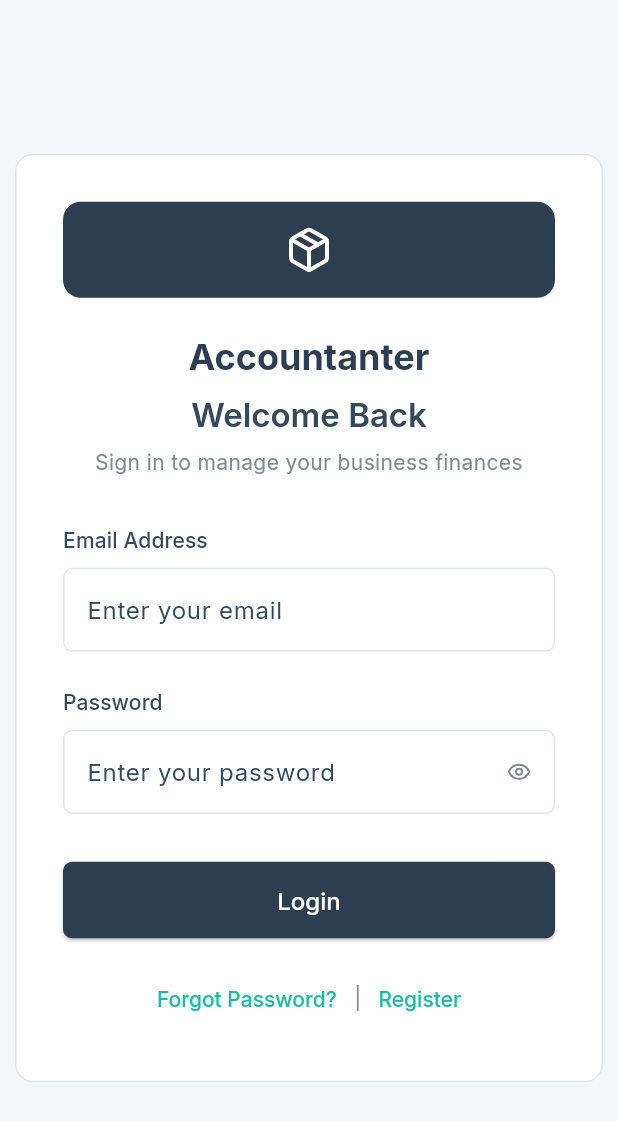
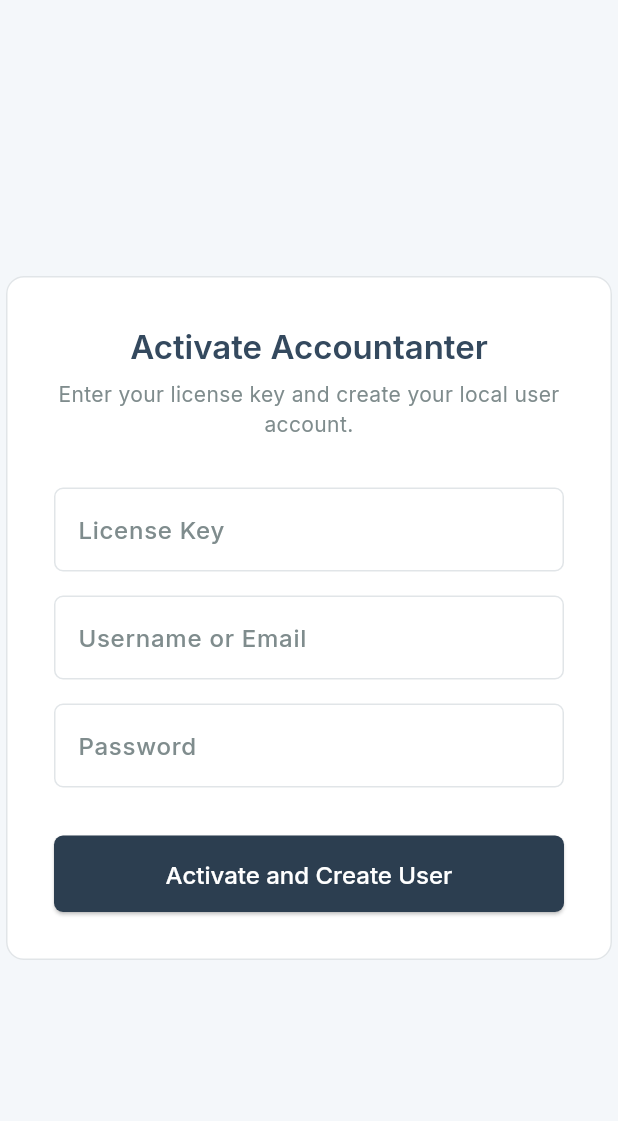
Before and after one commit to OmarAglan/accountanter, a Flutter app: the screen it shows after launch, on a phone screen of 412 x 824 dp. Shown: the top 1121 px of the screen. Run offline on Flutter 3.47's test engine with Material 3 defaults, Android fonts, the phone set to English and light mode, and no system bars; our stand-ins replace drift, flutter_secure_storage, google_fonts, lucide_flutter; accounts and stored records are empty; generated files the repository leaves out were written again.

Commit message:
feat: Implement license management and user activation flow
- Added a new Licenses table to store license keys and activation dates.
- Updated Users table to replace email with a username field for local user accounts.
- Created ActivationScreen for users to enter their license key and create a local account.
- Developed AuthService to handle license validation, user creation, and secure storage of user sessions.
- Modified LoginScreen to support username-based login and remember me functionality.
- Enhanced main app logic to manage application activation and user authentication states.
- Integrated flutter_secure_storage for secure handling of sensitive data.
- Updated platform-specific plugin registrations for secure storage.

```diff
--- a/lib/data/database.dart
+++ b/lib/data/database.dart
@@ -1,41 +1,55 @@
 import 'dart:io';
-
 import 'package:drift/drift.dart';
 import 'package:drift/native.dart';
 import 'package:path_provider/path_provider.dart';
 import 'package:path/path.dart' as p;
 
-// Import the table definition
 import 'tables/users.dart';
+import 'tables/licenses.dart'; // Import the new table
 
-// This is a "part" file that will be generated by the build_runner.
-// It connects this class to the generated code.
 part 'database.g.dart';
 
-// Annotate the class as a DriftDatabase.
-@DriftDatabase(tables: [Users])
+@DriftDatabase(tables: [Users, Licenses]) // Add Licenses to the annotation
 class AppDatabase extends _$AppDatabase {
-  // The constructor. The generated class will have a constructor that takes
-  // a query executor.
   AppDatabase() : super(_openConnection());
 
   @override
-  int get schemaVersion => 1; // Increment this when you change the schema.
+  int get schemaVersion => 2; // *** INCREMENT THE SCHEMA VERSION ***
 
-  // --- User-related database methods ---
+  // --- License-related methods ---
 
-  /// Gets a single user by their email.
-  Future<User?> getUserByEmail(String email) {
-    return (select(users)..where((u) => u.email.equals(email))).getSingleOrNull();
+  /// Checks if the application has a valid license.
+  Future<License?> getLicense() {
+    return (select(licenses)..where((l) => l.id.equals(1))).getSingleOrNull();
   }
 
-  /// Inserts a new user into the database.
-  Future<int> insertUser(UsersCompanion user) {
+  /// Saves the license key.
+  Future<void> saveLicense(LicensesCompanion license) {
+    return into(licenses).insert(license, mode: InsertMode.replace);
+  }
+
+  // --- User-related methods ---
+
+  /// Gets the local user. Since it's a single-user app, we expect only one.
+  Future<User?> getLocalUser() {
+    return (select(users)).getSingleOrNull();
+  }
+
+  /// Creates the local user account.
+  Future<void> createLocalUser(UsersCompanion user) {
     return into(users).insert(user);
+  }
+
+  /// Deletes all data to reset the application to a fresh state.
+  Future<void> factoryReset() async {
+    await transaction(() async {
+      for (final table in allTables) {
+        await delete(table).go();
+      }
+    });
   }
 }
 
-// This function defines where the database file will be stored on the device.
 LazyDatabase _openConnection() {
   return LazyDatabase(() async {
     final dbFolder = await getApplicationDocumentsDirectory();
--- a/lib/data/tables/users.dart
+++ b/lib/data/tables/users.dart
@@ -1,16 +1,13 @@
 import 'package:drift/drift.dart';
 
-// Defines the 'users' table in the database.
 class Users extends Table {
-  // Primary key, auto-incrementing integer
   IntColumn get id => integer().autoIncrement()();
 
-  // User's email, must be unique
-  TextColumn get email => text().unique()();
+  // This can be a username or email for the local user. Doesn't need to be globally unique.
+  TextColumn get username => text()();
 
-  // We store a HASH of the password, never the password itself.
+  // HASH of the local user's password.
   TextColumn get passwordHash => text()();
 
-  // Timestamp for when the user was created
   DateTimeColumn get createdAt => dateTime().withDefault(currentDateAndTime)();
 }
--- /dev/null
+++ b/lib/features/auth/activation_screen.dart
@@ -0,0 +1,101 @@
+import 'package:flutter/material.dart';
+// NOTE: We will create this auth_service.dart file next
+import 'auth_service.dart';
+
+class ActivationScreen extends StatefulWidget {
+  final VoidCallback onActivated;
+  const ActivationScreen({super.key, required this.onActivated});
+
+  @override
+  State<ActivationScreen> createState() => _ActivationScreenState();
+}
+
+class _ActivationScreenState extends State<ActivationScreen> {
+  final _formKey = GlobalKey<FormState>();
+  final _licenseController = TextEditingController();
+  final _usernameController = TextEditingController();
+  final _passwordController = TextEditingController();
+
+  final _authService = AuthService();
+  bool _isLoading = false;
+
+  void _handleActivation() async {
+    if (_formKey.currentState?.validate() ?? false) {
+      setState(() => _isLoading = true);
+
+      final isKeyValid = await _authService.validateAndSaveLicense(
+        _licenseController.text
+      );
+
+      if (isKeyValid) {
+        await _authService.createLocalUser(
+          _usernameController.text,
+          _passwordController.text,
+        );
+        widget.onActivated();
+      } else {
+        if(mounted) {
+           ScaffoldMessenger.of(context).showSnackBar(
+            const SnackBar(content: Text('Invalid License Key.')),
+          );
+        }
+      }
+
+      setState(() => _isLoading = false);
+    }
+  }
+
+  @override
+  Widget build(BuildContext context) {
+    return Scaffold(
+      body: Center(
+        child: ConstrainedBox(
+          constraints: const BoxConstraints(maxWidth: 450),
+          child: Card(
+            child: Padding(
+              padding: const EdgeInsets.all(32.0),
+              child: Form(
+                key: _formKey,
+                child: Column(
+                  mainAxisSize: MainAxisSize.min,
+                  crossAxisAlignment: CrossAxisAlignment.stretch,
+                  children: [
+                    Text('Activate Accountanter', style: Theme.of(context).textTheme.headlineSmall, textAlign: TextAlign.center),
+                    const SizedBox(height: 8),
+                    Text('Enter your license key and create your local user account.', style: Theme.of(context).textTheme.bodyMedium, textAlign: TextAlign.center),
+                    const SizedBox(height: 32),
+                    TextFormField(
+                      controller: _licenseController,
+                      decoration: const InputDecoration(labelText: 'License Key'),
+                      validator: (v) => v!.isEmpty ? 'License key is required' : null,
+                    ),
+                    const SizedBox(height: 16),
+                    TextFormField(
+                      controller: _usernameController,
+                      decoration: const InputDecoration(labelText: 'Username or Email'),
+                      validator: (v) => v!.isEmpty ? 'Username is required' : null,
+                    ),
+                    const SizedBox(height: 16),
+                    TextFormField(
+                      controller: _passwordController,
+                      obscureText: true,
+                      decoration: const InputDecoration(labelText: 'Password'),
+                      validator: (v) => v!.length < 6 ? 'Password must be at least 6 characters' : null,
+                    ),
+                    const SizedBox(height: 32),
+                    ElevatedButton(
+                      onPressed: _isLoading ? null : _handleActivation,
+                      child: _isLoading
+                          ? const SizedBox(height: 20, width: 20, child: CircularProgressIndicator(strokeWidth: 2))
+                          : const Text('Activate and Create User'),
+                    ),
+                  ],
+                ),
+              ),
+            ),
+          ),
+        ),
+      ),
+    );
+  }
+}
--- a/lib/features/auth/auth_service.dart
+++ b/lib/features/auth/auth_service.dart
@@ -4,14 +4,13 @@
 import 'package:drift/drift.dart';
 
 import '../../data/database.dart';
-
-// Enum to represent the result of an authentication attempt
-enum AuthResult { success, userNotFound, wrongPassword, userExists, failure }
+import '../../services/secure_storage_service.dart';
 
 class AuthService extends ChangeNotifier {
-  final AppDatabase _database;
+  final AppDatabase database;
+  final _secureStorage = SecureStorageService();
 
-  AuthService(this._database);
+  AuthService() : database = AppDatabase();
 
   // --- Private Helper Methods ---
   String _hashPassword(String password) {
@@ -20,66 +19,64 @@
     return digest.toString();
   }
 
+  // In a real app, this would check against a server or use public/private key crypto.
+  // For this local app, we'll just check if the key is a specific value.
+  bool _isLicenseKeySyntaxValid(String key) {
+    // Example: A valid key is "TEST-LICENSE-KEY"
+    return key == "TEST-LICENSE-KEY";
+  }
+
   // --- Public API ---
 
-  /// Attempts to log in a user with the given email and password.
-  Future<AuthResult> login(String email, String password) async {
-    try {
-      final user = await _database.getUserByEmail(email);
-      if (user == null) {
-        return AuthResult.userNotFound;
-      }
-      if (user.passwordHash != _hashPassword(password)) {
-        return AuthResult.wrongPassword;
-      }
-      // In a real app, you would store the user session here.
-      return AuthResult.success;
-    } catch (e) {
-      debugPrint('Login Error: $e');
-      return AuthResult.failure;
-    }
+  Future<bool> isAppActivated() async {
+    final license = await database.getLicense();
+    return license != null;
   }
 
-  /// Registers a new user.
-  Future<AuthResult> register(String email, String password) async {
-    try {
-      final existingUser = await _database.getUserByEmail(email);
-      if (existingUser != null) {
-        return AuthResult.userExists;
-      }
+  Future<bool> validateAndSaveLicense(String licenseKey) async {
+    if (!_isLicenseKeySyntaxValid(licenseKey)) {
+      return false;
+    }
 
-      final newUser = UsersCompanion(
-        email: Value(email),
-        passwordHash: Value(_hashPassword(password)),
-      );
-
-      await _database.insertUser(newUser);
-      return AuthResult.success;
-    } catch (e) {
-      debugPrint('Registration Error: $e');
-      return AuthResult.failure;
-    }
+    final newLicense = LicensesCompanion(
+      licenseKeyEncrypted: Value(licenseKey), // In a real app, encrypt this!
+      activationDate: Value(DateTime.now()),
+    );
+    await database.saveLicense(newLicense);
+    return true;
   }
 
-  /// Updates the password for a given user.
-  /// This simulates the "forgot password" flow.
-  Future<AuthResult> resetPassword(String email, String newPassword) async {
-     try {
-      final user = await _database.getUserByEmail(email);
-      if (user == null) {
-        return AuthResult.userNotFound;
+  Future<void> createLocalUser(String username, String password) async {
+    final newUser = UsersCompanion(
+      username: Value(username),
+      passwordHash: Value(_hashPassword(password)),
+    );
+    await database.createLocalUser(newUser);
+  }
+
+  Future<bool> login(String username, String password, bool rememberMe) async {
+    final user = await database.getLocalUser();
+    if (user == null) return false;
+
+    if (user.username == username && user.passwordHash == _hashPassword(password)) {
+      if (rememberMe) {
+        await _secureStorage.saveRememberMeToken(username);
       }
+      return true;
+    }
+    return false;
+  }
 
-      final newHashedPassword = _hashPassword(newPassword);
+  Future<String?> getLoggedInUser() async {
+    return _secureStorage.getRememberMeToken();
+  }
 
-      // Drift's update method
-      final updated = user.copyWith(passwordHash: newHashedPassword);
-      await (_database.update(_database.users)..replace(updated));
+  Future<void> logout() async {
+    await _secureStorage.deleteRememberMeToken();
+  }
 
-      return AuthResult.success;
-    } catch (e) {
-      debugPrint('Password Reset Error: $e');
-      return AuthResult.failure;
-    }
+  Future<void> factoryReset() async {
+    await database.factoryReset();
+    await _secureStorage.deleteRememberMeToken();
   }
 }
--- a/lib/features/auth/login_screen.dart
+++ b/lib/features/auth/login_screen.dart
@@ -1,15 +1,12 @@
-import 'package:accountanter/features/auth/forgot_password_screen.dart';
-import 'package:accountanter/features/auth/registration_screen.dart';
 import 'package:flutter/material.dart';
 import 'package:lucide_flutter/lucide_flutter.dart';
-
 import 'auth_service.dart';
-import '../../data/database.dart';
 
 class LoginScreen extends StatefulWidget {
   final VoidCallback onLogin;
+  final String? prefilledUsername;
 
-  const LoginScreen({super.key, required this.onLogin});
+  const LoginScreen({super.key, required this.onLogin, this.prefilledUsername});
 
   @override
   State<LoginScreen> createState() => _LoginScreenState();
@@ -17,48 +14,43 @@
 
 class _LoginScreenState extends State<LoginScreen> {
   final _formKey = GlobalKey<FormState>();
-  bool _showPassword = false;
-  final _emailController = TextEditingController();
+  final _usernameController = TextEditingController();
   final _passwordController = TextEditingController();
 
-  late final AuthService _authService;
+  bool _showPassword = false;
+  bool _rememberMe = false;
   bool _isLoading = false;
+  final _authService = AuthService();
 
   @override
   void initState() {
     super.initState();
-    _authService = AuthService(AppDatabase());
-  }
-
-  @override
-  void dispose() {
-    _emailController.dispose();
-    _passwordController.dispose();
-    super.dispose();
+    if (widget.prefilledUsername != null) {
+      _usernameController.text = widget.prefilledUsername!;
+      _rememberMe = true;
+    }
   }
 
   void _handleSubmit() async {
     if (_formKey.currentState?.validate() ?? false) {
       setState(() => _isLoading = true);
 
-      final result = await _authService.login(
-        _emailController.text,
+      final success = await _authService.login(
+        _usernameController.text,
         _passwordController.text,
+        _rememberMe,
       );
 
       setState(() => _isLoading = false);
 
-      if (!mounted) return;
-
-      if (result == AuthResult.success) {
+      if (success) {
         widget.onLogin();
       } else {
-        final message = (result == AuthResult.userNotFound || result == AuthResult.wrongPassword)
-          ? 'Invalid email or password.'
-          : 'An unexpected error occurred.';
-        ScaffoldMessenger.of(context).showSnackBar(
-          SnackBar(content: Text(message)),
-        );
+        if (mounted) {
+          ScaffoldMessenger.of(context).showSnackBar(
+            const SnackBar(content: Text('Invalid username or password.')),
+          );
+        }
       }
     }
   }
@@ -80,88 +72,53 @@
                   mainAxisSize: MainAxisSize.min,
                   crossAxisAlignment: CrossAxisAlignment.stretch,
                   children: [
-                    // Logo and Header
+                    // Header remains the same...
                     Container(
-                      width: 64,
-                      height: 64,
+                      width: 64, height: 64,
                       decoration: BoxDecoration(
                         color: Theme.of(context).colorScheme.primary,
                         borderRadius: BorderRadius.circular(12),
                       ),
-                      child: Icon(
-                        LucideIcons.package,
-                        color: Theme.of(context).colorScheme.onPrimary,
-                        size: 32,
-                      ),
+                      child: Icon(LucideIcons.package, color: Theme.of(context).colorScheme.onPrimary, size: 32),
                     ),
                     const SizedBox(height: 24),
-                    Text(
-                      'Accountanter',
-                      textAlign: TextAlign.center,
-                      style: textTheme.headlineMedium
-                          ?.copyWith(color: Theme.of(context).colorScheme.primary, fontSize: 24),
-                    ),
+                    Text('Accountanter', textAlign: TextAlign.center, style: textTheme.headlineMedium?.copyWith(color: Theme.of(context).colorScheme.primary, fontSize: 24)),
                     const SizedBox(height: 8),
-                    Text(
-                      'Welcome Back',
-                      textAlign: TextAlign.center,
-                      style: textTheme.headlineSmall,
-                    ),
-                    const SizedBox(height: 8),
-                    Text(
-                      'Sign in to manage your business finances',
-                      textAlign: TextAlign.center,
-                      style: textTheme.bodyMedium,
-                    ),
+                    Text('Welcome Back', textAlign: TextAlign.center, style: textTheme.headlineSmall),
                     const SizedBox(height: 32),
 
-                    // Email Field
-                    Text('Email Address', style: textTheme.labelLarge?.copyWith(fontSize: 14)),
-                    const SizedBox(height: 8),
+                    // Username Field
                     TextFormField(
-                      controller: _emailController,
-                      keyboardType: TextInputType.emailAddress,
-                      decoration: const InputDecoration(
-                        hintText: 'Enter your email',
-                      ),
-                      validator: (value) {
-                        if (value == null || value.isEmpty || !value.contains('@')) {
-                          return 'Please enter a valid email';
-                        }
-                        return null;
-                      },
+                      controller: _usernameController,
+                      decoration: const InputDecoration(labelText: 'Username or Email'),
+                      validator: (v) => v!.isEmpty ? 'Username is required' : null,
                     ),
                     const SizedBox(height: 24),
 
                     // Password Field
-                    Text('Password', style: textTheme.labelLarge?.copyWith(fontSize: 14)),
-                    const SizedBox(height: 8),
                     TextFormField(
                       controller: _passwordController,
                       obscureText: !_showPassword,
                       decoration: InputDecoration(
-                        hintText: 'Enter your password',
+                        labelText: 'Password',
                         suffixIcon: IconButton(
-                          icon: Icon(
-                            _showPassword ? LucideIcons.eyeOff : LucideIcons.eye,
-                            size: 16,
-                            color: Theme.of(context).textTheme.bodyMedium?.color,
-                          ),
-                          onPressed: () {
-                            setState(() {
-                              _showPassword = !_showPassword;
-                            });
-                          },
+                          icon: Icon(_showPassword ? LucideIcons.eyeOff : LucideIcons.eye, size: 16),
+                          onPressed: () => setState(() => _showPassword = !_showPassword),
                         ),
                       ),
-                      validator: (value) {
-                        if (value == null || value.isEmpty) {
-                          return 'Please enter your password';
-                        }
-                        return null;
-                      },
+                      validator: (v) => v!.isEmpty ? 'Password is required' : null,
                     ),
-                    const SizedBox(height: 32),
+                    const SizedBox(height: 16),
+
+                    // Remember Me Checkbox
+                    Row(
+                      children: [
+                        Checkbox(value: _rememberMe, onChanged: (val) => setState(() => _rememberMe = val!)),
+                        const SizedBox(width: 8),
+                        const Text('Remember Me'),
+                      ],
+                    ),
+                    const SizedBox(height: 16),
 
                     // Login Button
                     ElevatedButton(
@@ -169,29 +126,6 @@
                       child: _isLoading
                           ? const SizedBox(height: 20, width: 20, child: CircularProgressIndicator(strokeWidth: 2, color: Colors.white))
                           : const Text('Login'),
-                    ),
-                    const SizedBox(height: 16),
-                    Row(
-                      mainAxisAlignment: MainAxisAlignment.center,
-                      children: [
-                        TextButton(
-                          onPressed: () {
-                            Navigator.of(context).push(MaterialPageRoute(
-                              builder: (context) => const ForgotPasswordScreen(),
-                            ));
-                          },
-                          child: const Text('Forgot Password?'),
-                        ),
-                        const Text('|'),
-                        TextButton(
-                          onPressed: () {
-                            Navigator.of(context).push(MaterialPageRoute(
-                              builder: (context) => const RegistrationScreen(),
-                            ));
-                          },
-                          child: const Text('Register'),
-                        ),
-                      ],
                     ),
                   ],
                 ),
--- a/lib/main.dart
+++ b/lib/main.dart
@@ -1,9 +1,15 @@
+import 'package:accountanter/features/auth/activation_screen.dart';
+import 'package:accountanter/features/auth/auth_service.dart';
 import 'package:accountanter/features/auth/login_screen.dart';
-import 'package:accountanter/features/main/main_screen.dart'; // We will create this next
+import 'package:accountanter/features/main/main_screen.dart';
 import 'package:accountanter/theme/app_theme.dart';
 import 'package:flutter/material.dart';
 
+// --- FIX: Enum is now declared outside the class ---
+enum AppStatus { uninitialized, unactivated, loggedOut, loggedIn }
+
 void main() {
+  WidgetsFlutterBinding.ensureInitialized();
   runApp(const MyApp());
 }
 
@@ -15,18 +21,50 @@
 }
 
 class _MyAppState extends State<MyApp> {
-  bool _isAuthenticated = false;
+  AppStatus _status = AppStatus.uninitialized;
+  late final AuthService _authService;
+  String? _prefilledUsername;
 
-  void _login() {
-    setState(() {
-      _isAuthenticated = true;
-    });
+  @override
+  void initState() {
+    super.initState();
+    _authService = AuthService();
+    _initializeApp();
   }
 
-  void _logout() {
-    setState(() {
-      _isAuthenticated = false;
-    });
+  @override
+  void dispose() {
+    _authService.dispose(); // Close the database connection
+    super.dispose();
+  }
+
+  Future<void> _initializeApp() async {
+    final isActivated = await _authService.isAppActivated();
+    if (!isActivated) {
+      setState(() => _status = AppStatus.unactivated);
+      return;
+    }
+
+    final rememberedUser = await _authService.getLoggedInUser();
+    if (rememberedUser != null) {
+      setState(() => _status = AppStatus.loggedIn);
+    } else {
+      // Get the local username to pre-fill the login form
+      final user = await _authService.database.getLocalUser();
+      setState(() {
+        _prefilledUsername = user?.username;
+        _status = AppStatus.loggedOut;
+      });
+    }
+  }
+
+  void _onActivatedOrLoggedIn() {
+    setState(() => _status = AppStatus.loggedIn);
+  }
+
+  void _onLogout() async {
+    await _authService.logout();
+    _initializeApp();
   }
 
   @override
@@ -35,9 +73,20 @@
       title: 'Accountanter',
       debugShowCheckedModeBanner: false,
       theme: AppTheme.lightTheme,
-      home: _isAuthenticated
-          ? MainScreen(onLogout: _logout) // If logged in, show the main app
-          : LoginScreen(onLogin: _login), // Otherwise, show the login screen
+      home: _buildHomeScreen(),
     );
   }
+
+  Widget _buildHomeScreen() {
+    switch (_status) {
+      case AppStatus.uninitialized:
+        return const Scaffold(body: Center(child: CircularProgressIndicator()));
+      case AppStatus.unactivated:
+        return ActivationScreen(onActivated: _initializeApp);
+      case AppStatus.loggedOut:
+        return LoginScreen(onLogin: _onActivatedOrLoggedIn, prefilledUsername: _prefilledUsername);
+      case AppStatus.loggedIn:
+        return MainScreen(onLogout: _onLogout);
+    }
+  }
 }
--- /dev/null
+++ b/lib/services/secure_storage_service.dart
@@ -0,0 +1,19 @@
+import 'package:flutter_secure_storage/flutter_secure_storage.dart';
+
+class SecureStorageService {
+  final _storage = const FlutterSecureStorage();
+
+  static const _keyRememberMe = 'remember_me_token';
+
+  Future<void> saveRememberMeToken(String username) async {
+    await _storage.write(key: _keyRememberMe, value: username);
+  }
+
+  Future<String?> getRememberMeToken() async {
+    return await _storage.read(key: _keyRememberMe);
+  }
+
+  Future<void> deleteRememberMeToken() async {
+    await _storage.delete(key: _keyRememberMe);
+  }
+}
--- a/pubspec.yaml
+++ b/pubspec.yaml
@@ -48,6 +48,8 @@
   path: ^1.9.1
   # The following adds the Crypto package to your application.
   crypto: ^3.0.6 # For password hashing
+  # For secure storage of sensitive data
+  flutter_secure_storage: ^9.2.4
 
 dev_dependencies:
   flutter_test:
```
Also changed, not shown: lib/data/tables/licenses.dart (added, +16 -0 lines), lib/data/database.g.dart, pubspec.lock, 5 other files.
